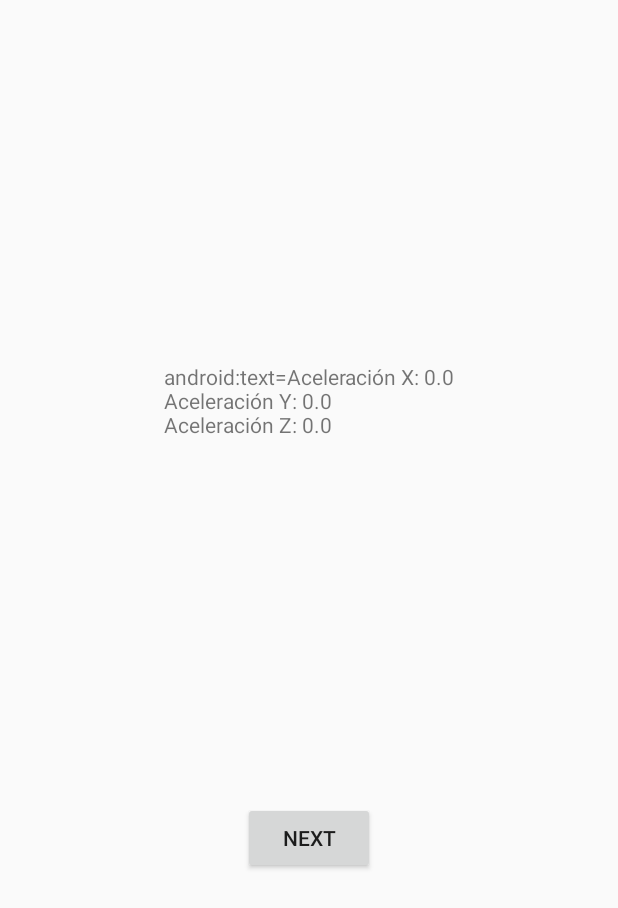
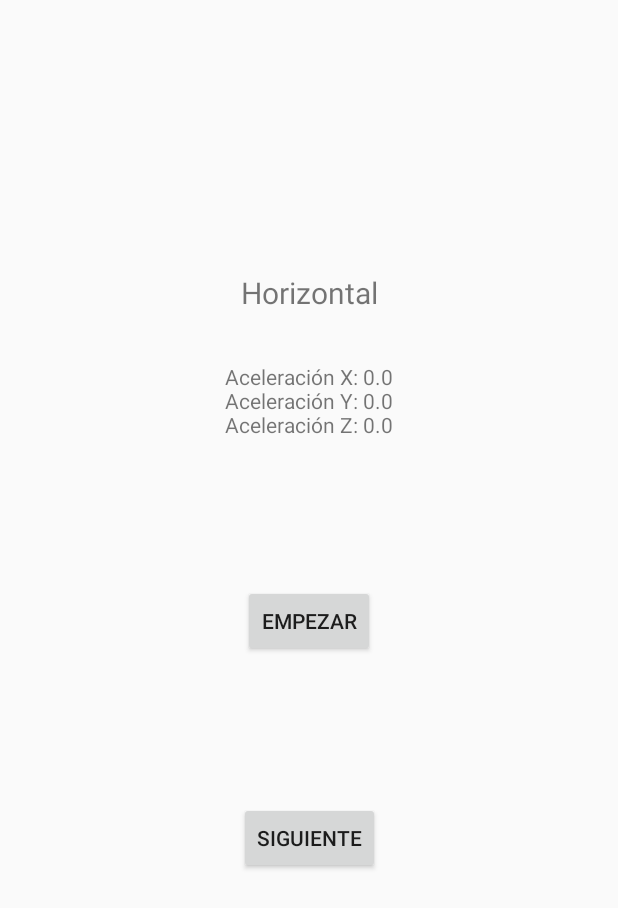
Before and after one commit to Diego-LC/MyApp-Sensores, an Android app: the layout fragment_first.xml on its own in the app's theme, with its tools: preview values and no code run, on a phone screen of 412 x 824 dp. Shown: the top 908 px of the screen. Run offline under Robolectric (Android 15) with nearby library versions, the phone set to English and light mode, and no system bars.

Commit message:
funcionando implementación: mostrar horizontal o no, vibración, sonido

```diff
--- a/app/src/main/AndroidManifest.xml
+++ b/app/src/main/AndroidManifest.xml
@@ -4,6 +4,7 @@
 
     <uses-permission android:name="android.permission.INTERNET" />
     <uses-feature android:name="android.hardware.sensor.accelerometer" />
+    <uses-permission android:name="android.permission.VIBRATE" />
     <application
         android:allowBackup="true"
         android:dataExtractionRules="@xml/data_extraction_rules"
--- a/app/src/main/res/layout/fragment_first.xml
+++ b/app/src/main/res/layout/fragment_first.xml
@@ -16,6 +16,17 @@
         app:layout_constraintStart_toStartOf="parent"
         app:layout_constraintTop_toTopOf="parent" />
 
+    <TextView
+        android:id="@+id/mensaje_horizontal"
+        android:layout_width="wrap_content"
+        android:layout_height="wrap_content"
+        android:text="@string/mensajeh"
+        android:textSize="20sp"
+        app:layout_constraintBottom_toTopOf="@+id/startStopButton"
+        app:layout_constraintEnd_toEndOf="parent"
+        app:layout_constraintStart_toStartOf="parent"
+        app:layout_constraintTop_toTopOf="parent" />
+
     <Button
         android:id="@+id/button_first"
         android:layout_width="wrap_content"
@@ -25,4 +36,14 @@
         app:layout_constraintEnd_toEndOf="parent"
         app:layout_constraintStart_toStartOf="parent"
         app:layout_constraintTop_toBottomOf="@id/textview_first" />
+
+    <Button
+        android:id="@+id/startStopButton"
+        android:layout_width="wrap_content"
+        android:layout_height="wrap_content"
+        android:text="@string/start"
+        app:layout_constraintBottom_toTopOf="@+id/button_first"
+        app:layout_constraintEnd_toEndOf="parent"
+        app:layout_constraintStart_toStartOf="parent"
+        app:layout_constraintTop_toBottomOf="@+id/textview_first" />
 </android.support.constraint.ConstraintLayout>
--- a/app/src/main/res/values/strings.xml
+++ b/app/src/main/res/values/strings.xml
@@ -2,20 +2,22 @@
     <string name="app_name">AndroidSensorTest</string>
     <!-- Strings related to login -->
     <string name="prompt_email">Email</string>
-    <string name="prompt_password">Password</string>
-    <string name="action_sign_in">Sign in or register</string>
-    <string name="action_sign_in_short">Sign in</string>
+    <string name="prompt_password">Contraseña</string>
+    <string name="action_sign_in">Ingresar o registrarse</string>
+    <string name="action_sign_in_short">Ingresar</string>
     <string name="welcome">"Welcome !"</string>
-    <string name="invalid_username">Not a valid username</string>
-    <string name="invalid_password">Password must be >4 characters</string>
-    <string name="login_failed">"Login failed"</string>
+    <string name="invalid_username">Nombre de usuario no válido</string>
+    <string name="invalid_password">Contraseña debería ser >4 carácteres</string>
+    <string name="login_failed">"Login Error"</string>
     <string name="title_activity_main">MainActivity</string>
     <!-- Strings used for fragments for navigation -->
-    <string name="first_fragment_label">First Fragment</string>
-    <string name="second_fragment_label">Second Fragment</string>
-    <string name="next">Next</string>
-    <string name="previous">Previous</string>
+    <string name="first_fragment_label">Primer Fragment</string>
+    <string name="second_fragment_label">Segundo Fragment</string>
+    <string name="next">Siguiente</string>
+    <string name="previous">Anterior</string>
 
-    <string name="hello_first_fragment">android:text="Aceleración X: 0.0\nAceleración Y: 0.0\nAceleración Z: 0.0"</string>
+    <string name="hello_first_fragment">Aceleración X: 0.0\nAceleración Y: 0.0\nAceleración Z: 0.0</string>
     <string name="hello_second_fragment">Hello second fragment. Arg: %1$s</string>
+    <string name="start">Empezar</string>
+    <string name="mensajeh">Horizontal</string>
 </resources>
```
Also changed, not shown: app/src/main/java/com/android/androidsensortest/main/MainActivity.kt (+1 -70 lines).
